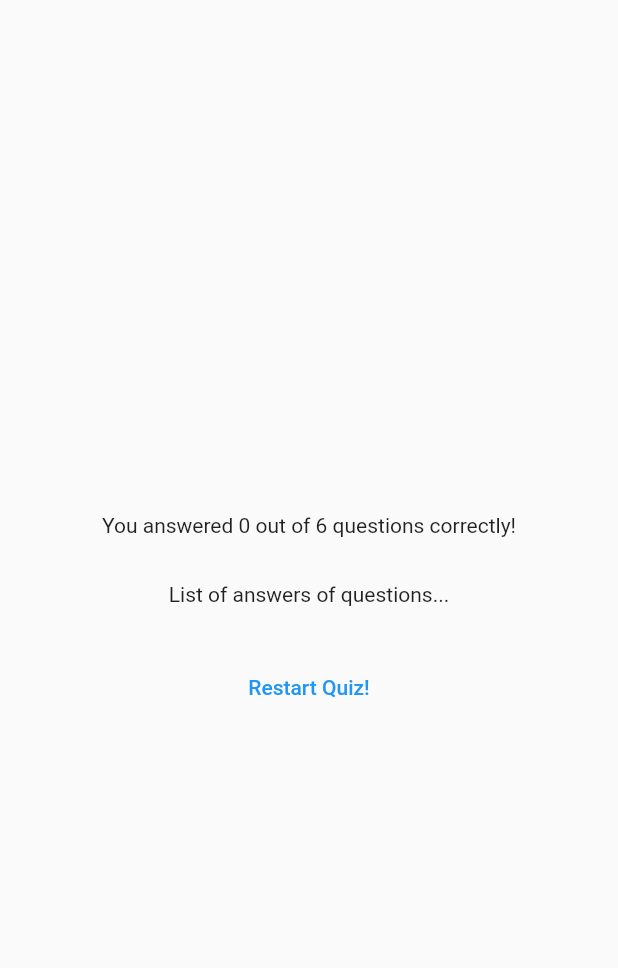
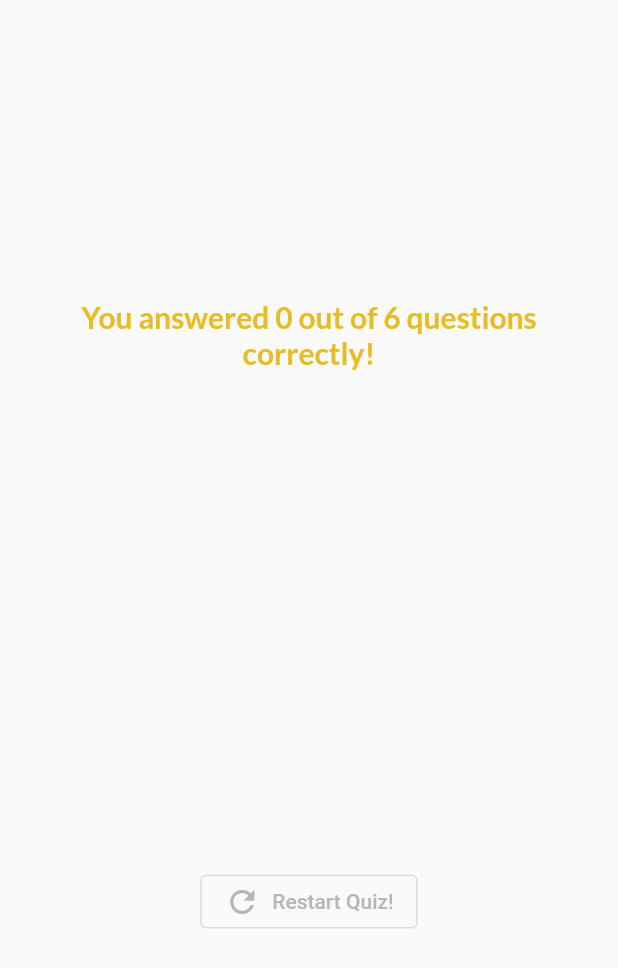
Before and after one commit to demonking15543/quiz_app, a Flutter app: the ResultsScreen widget shown alone on an empty page, opened directly with empty values, on a phone screen of 412 x 824 dp. Shown: the top 968 px of the screen. Run offline on Flutter 3.47's test engine with Material 2 defaults, Android fonts, the phone set to English and light mode, and no system bars; our stand-ins replace google_fonts.

Commit message:
app is completed!

```diff
--- a/lib/results_screen.dart
+++ b/lib/results_screen.dart
@@ -1,10 +1,13 @@
 import 'package:flutter/material.dart';
+import 'package:google_fonts/google_fonts.dart';
 import 'package:quiz_app/data/questions.dart';
 import 'package:quiz_app/question_summary.dart';
 
 class ResultsScreen extends StatelessWidget{
- const ResultsScreen({super.key, required this.choosenAnswers});
+ const ResultsScreen({super.key, required this.choosenAnswers, required this.restartTest});
  final List<String> choosenAnswers;
+
+ final void Function() restartTest;
  List <Map<String, Object>> getSummaryData(){
  final List<Map<String, Object>> summary=[];
 for(var i=0; i < choosenAnswers.length; i++){
@@ -33,13 +36,18 @@ summary.add({
         child:  Column(
           mainAxisAlignment: MainAxisAlignment.center,
           children:  [
-              Text("You answered $numCorrectAnswers out of $numTotalQuestion questions correctly!"),
-             const SizedBox(height: 30,),
-             const Text('List of answers of questions...'),
-                          const SizedBox(height: 30,),
+              Text("You answered $numCorrectAnswers out of $numTotalQuestion questions correctly!", style: GoogleFonts.lato(
+                fontSize: 20,
+                fontWeight: FontWeight.bold,
+                color:const Color.fromARGB(255, 234, 188, 36),
+
+              ), textAlign: TextAlign.center,),
+                       const SizedBox(height: 30,),
 
                         QuestionSummary(summaryData),
-                          TextButton(onPressed: (){}, child: const Text('Restart Quiz!'),),
+
+                        OutlinedButton.icon(onPressed: restartTest , icon: const Icon(Icons.refresh_outlined), label: const Text('Restart Quiz!'),
+                        style: OutlinedButton.styleFrom(foregroundColor: Color.fromARGB(255, 186, 180, 180)))
 
           ]
         ,),
```
Also changed, not shown: lib/question_summary.dart (+23 -7 lines), lib/quiz.dart (+11 -1 lines).
